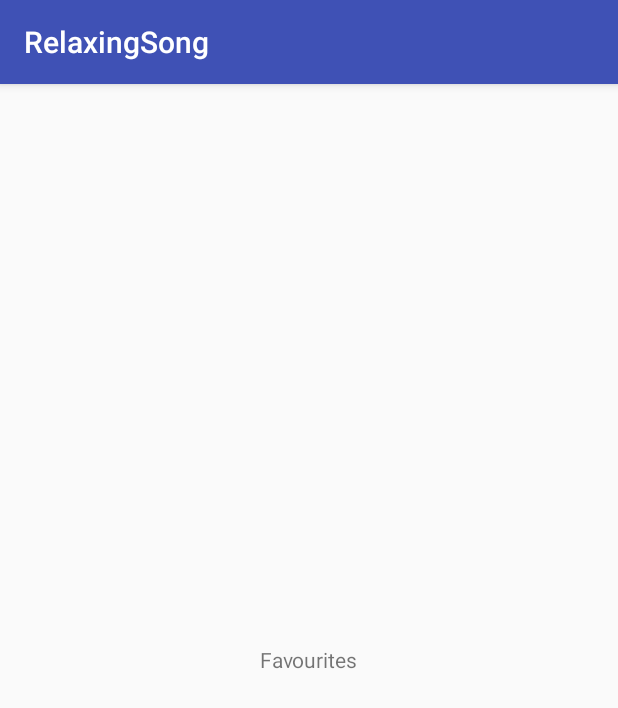
After one commit to anilkara/RelaxingSong, an Android app: the fragment LibraryFragment shown on its own in the app's theme, on a phone screen of 412 x 824 dp. The commit adds this screen. Shown: the top 708 px of the screen. Run offline under Robolectric (Android 15) with nearby library versions, the phone set to English and light mode, and no system bars; our stand-ins replace ButterKnife, Dagger/Hilt's generated code.

Commit message:
Basic Favourites fragment and Library fragment implementation has been done and Fragment factory class created to manage fragment.

```diff
--- /dev/null
+++ b/app/src/main/java/com/teknasyon/relaxingsong/Base/BaseFragment.java
@@ -0,0 +1,10 @@
+package com.teknasyon.relaxingsong.Base;
+
+import dagger.android.support.DaggerFragment;
+
+/**
+ * Created by anilkara on 13.10.2018.
+ */
+
+public class BaseFragment extends DaggerFragment {
+}
--- /dev/null
+++ b/app/src/main/java/com/teknasyon/relaxingsong/fragments/library/LibraryFragment.java
@@ -0,0 +1,30 @@
+package com.teknasyon.relaxingsong.fragments.library;
+
+import android.os.Bundle;
+import android.support.annotation.NonNull;
+import android.support.annotation.Nullable;
+import android.view.LayoutInflater;
+import android.view.View;
+import android.view.ViewGroup;
+
+import com.teknasyon.relaxingsong.Base.BaseFragment;
+import com.teknasyon.relaxingsong.R;
+
+import butterknife.ButterKnife;
+
+/**
+ * Created by anilkara on 13.10.2018.
+ */
+
+public class LibraryFragment extends BaseFragment {
+
+    @Nullable
+    @Override
+    public View onCreateView(@NonNull LayoutInflater inflater, ViewGroup container,
+                             Bundle savedInstanceState) {
+        View root = inflater.inflate(R.layout.fragment_favourites, container, false);
+        ButterKnife.bind(this, root);
+        return root;
+    }
+
+}
--- /dev/null
+++ b/app/src/main/res/layout/fragment_favourites.xml
@@ -0,0 +1,13 @@
+<?xml version="1.0" encoding="utf-8"?>
+<LinearLayout
+    xmlns:android="http://schemas.android.com/apk/res/android"
+    android:layout_width="match_parent"
+    android:layout_height="match_parent"
+    android:gravity="center">
+
+    <android.support.v7.widget.AppCompatTextView
+        android:layout_width="wrap_content"
+        android:layout_height="wrap_content"
+        android:text="Favourites"/>
+
+</LinearLayout>
--- a/app/src/main/res/values/colors.xml
+++ b/app/src/main/res/values/colors.xml
@@ -5,4 +5,6 @@
     <color name="colorAccent">#FF4081</color>
 
     <color name="main_text_color">#505050</color>
+    <color name="divider_color">#bcbcbc</color>
+
 </resources>
--- a/app/src/main/res/values/strings.xml
+++ b/app/src/main/res/values/strings.xml
@@ -1,3 +1,9 @@
 <resources>
     <string name="app_name">RelaxingSong</string>
+
+    //Main layout texts
+    <string name="favourites_text">Favoriler</string>
+    <string name="library_text">Kitaplık</string>
+
+
 </resources>
--- a/app/src/main/res/values/styles.xml
+++ b/app/src/main/res/values/styles.xml
@@ -9,7 +9,7 @@
     </style>
 
     <!-- Default Text Style-->
-    <style name="DefaultTextStyle" >
+    <style name="DefaultTextStyle"  parent="@android:style/TextAppearance" >
         <item name="android:color">@color/main_text_color</item>
         <item name="android:textSize">@dimen/text_size_medium</item>
     </style>
```
Also changed, not shown: app/src/main/java/com/teknasyon/relaxingsong/MainActivity.java (+17 -1 lines), app/src/main/java/com/teknasyon/relaxingsong/fragments/FragmentName.java (added, +20 -0 lines), app/src/main/java/com/teknasyon/relaxingsong/fragments/factory/FragmentFactory.java (added, +67 -0 lines), app/src/main/java/com/teknasyon/relaxingsong/fragments/factory/IFragmentFactory.java (added, +17 -0 lines), app/src/main/java/com/teknasyon/relaxingsong/fragments/favourites/FavoritesFragment.java (added, +30 -0 lines), app/src/main/res/layout/activity_main.xml (+12 -1 lines), app/src/main/res/layout/fragment_libraries.xml (added, +13 -0 lines), app/src/main/res/values/dimens.xml (+8 -8 lines).
